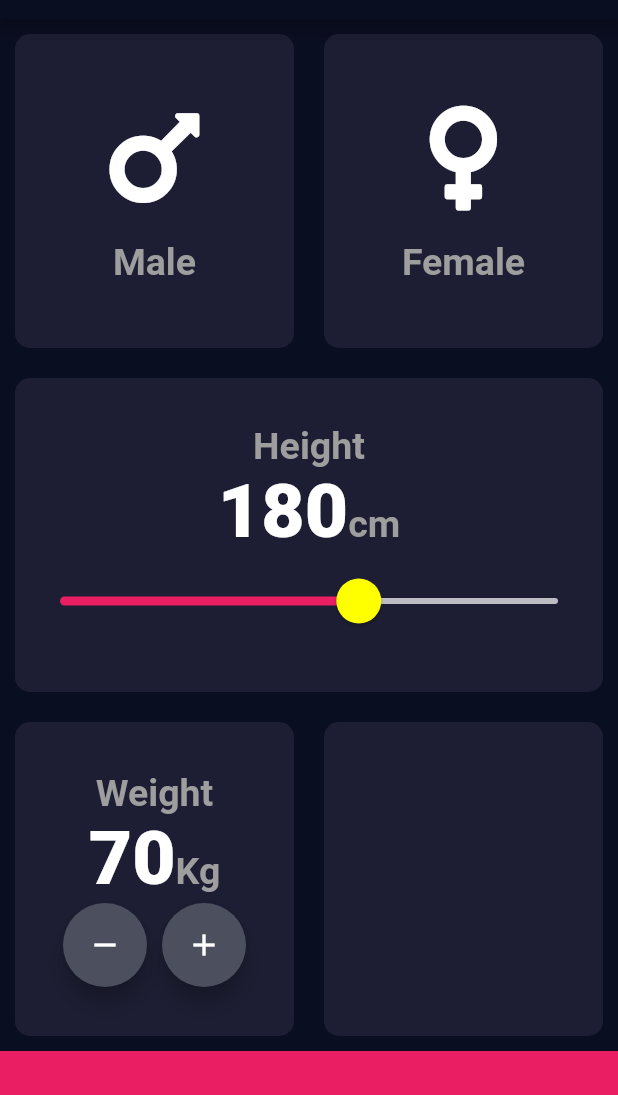
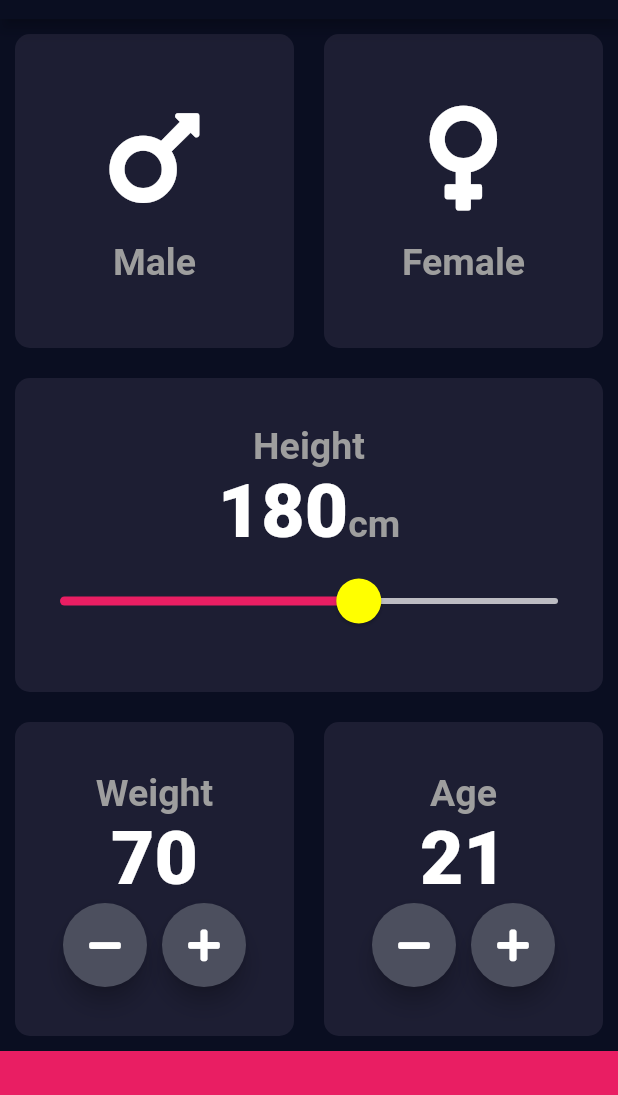
Before and after one commit to gavindang2911/Flutter, a Flutter app: the screen it shows after launch, on a phone screen of 412 x 824 dp, the part 65-1160 px from its top. Run offline on Flutter 3.47's test engine with Material 2 defaults, Android fonts, the phone set to English and light mode, and no system bars; our stand-ins replace audioplayers, font_awesome_flutter.

Commit message:
Added age buttons

```diff
--- a/bmi-calculator-flutter/lib/input_page.dart
+++ b/bmi-calculator-flutter/lib/input_page.dart
@@ -17,7 +17,8 @@ class InputPage extends StatefulWidget {
 class _InputPageState extends State<InputPage> {
   Gender selectedGender;
   int height = 180;
-  double _currentSliderValue = 3;
+  int weight = 70;
+  int age = 21;
   @override
   Widget build(BuildContext context) {
     return Scaffold(
@@ -134,36 +135,38 @@ class _InputPageState extends State<InputPage> {
                           textBaseline: TextBaseline.alphabetic,
                           children: <Widget>[
                             Text(
-                              '70',
+                              weight.toString(),
                               style: kNumberStyle,
-                            ),
-                            Text(
-                              'Kg',
-                              style: labelTextStyle,
                             ),
                           ],
                         ),
                         Row(
                           mainAxisAlignment: MainAxisAlignment.center,
                           children: <Widget>[
-                            FloatingActionButton(
-                              onPressed: null,
-                              backgroundColor: Color(0xFF4C4F5E),
+                            RoundIconButton(
                               child: Icon(
-                                Icons.remove,
+                                FontAwesomeIcons.minus,
                                 color: Colors.white,
                               ),
+                              onCounter: () {
+                                setState(() {
+                                  --weight;
+                                });
+                              },
                             ),
                             SizedBox(
                               width: 10.0,
                             ),
-                            FloatingActionButton(
-                              onPressed: null,
-                              backgroundColor: Color(0xFF4C4F5E),
+                            RoundIconButton(
                               child: Icon(
-                                Icons.add,
+                                FontAwesomeIcons.plus,
                                 color: Colors.white,
                               ),
+                              onCounter: () {
+                                setState(() {
+                                  ++weight;
+                                });
+                              },
                             ),
                           ],
                         ),
@@ -174,6 +177,49 @@ class _InputPageState extends State<InputPage> {
                 Expanded(
                   child: ReusableCard(
                     colour: inactiveColor,
+                    cardChild: Column(
+                      mainAxisAlignment: MainAxisAlignment.center,
+                      children: <Widget>[
+                        Text(
+                          'Age',
+                          style: labelTextStyle,
+                        ),
+                        Text(
+                          age.toString(),
+                          style: kNumberStyle,
+                        ),
+                        Row(
+                          mainAxisAlignment: MainAxisAlignment.center,
+                          children: <Widget>[
+                            RoundIconButton(
+                              child: Icon(
+                                FontAwesomeIcons.minus,
+                                color: Colors.white,
+                              ),
+                              onCounter: () {
+                                setState(() {
+                                  age--;
+                                });
+                              },
+                            ),
+                            SizedBox(
+                              width: 10.0,
+                            ),
+                            RoundIconButton(
+                              child: Icon(
+                                FontAwesomeIcons.plus,
+                                color: Colors.white,
+                              ),
+                              onCounter: () {
+                                setState(() {
+                                  age++;
+                                });
+                              },
+                            ),
+                          ],
+                        ),
+                      ],
+                    ),
                   ),
                 ),
               ],
@@ -189,3 +235,23 @@ class _InputPageState extends State<InputPage> {
     );
   }
 }
+
+class RoundIconButton extends StatelessWidget {
+  RoundIconButton({@required this.child, this.onCounter});
+  final Widget child;
+  final Function onCounter;
+  @override
+  Widget build(BuildContext context) {
+    return RawMaterialButton(
+      child: this.child,
+      onPressed: onCounter,
+      elevation: 6.0,
+      constraints: BoxConstraints.tightFor(
+        height: 56.0,
+        width: 56.0,
+      ),
+      shape: CircleBorder(),
+      fillColor: Color(0xFF4C4F5E),
+    );
+  }
+}
```
